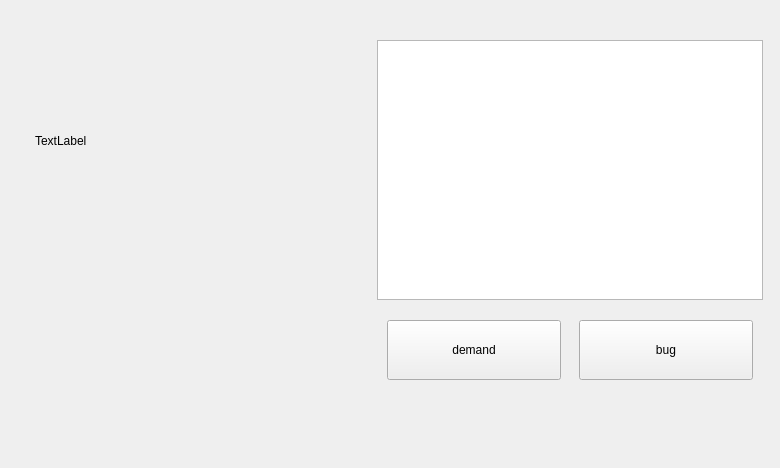
This is zentaopreview.ui in easysoft/zenshot as Qt 5 draws it before an edit. The edited form follows.
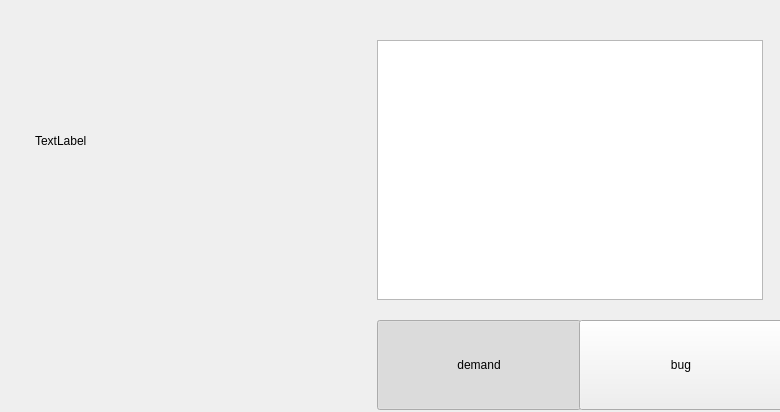
This is the edited form.

What changed in the file:
```diff
--- a/zentaopreview.ui
+++ b/zentaopreview.ui
@@ -7,7 +7,7 @@
     <x>0</x>
     <y>0</y>
     <width>780</width>
-    <height>468</height>
+    <height>412</height>
    </rect>
   </property>
   <property name="windowTitle">
@@ -52,28 +52,37 @@
   <widget class="QPushButton" name="btnDemand">
    <property name="geometry">
     <rect>
-     <x>387</x>
+     <x>377</x>
      <y>320</y>
-     <width>174</width>
-     <height>60</height>
+     <width>204</width>
+     <height>90</height>
     </rect>
    </property>
    <property name="text">
     <string>demand</string>
    </property>
+   <property name="checkable">
+    <bool>true</bool>
+   </property>
+   <property name="checked">
+    <bool>true</bool>
+   </property>
   </widget>
   <widget class="QPushButton" name="btnBug">
    <property name="geometry">
     <rect>
      <x>579</x>
      <y>320</y>
-     <width>174</width>
-     <height>60</height>
+     <width>204</width>
+     <height>90</height>
     </rect>
    </property>
    <property name="text">
     <string>bug</string>
    </property>
+   <property name="checkable">
+    <bool>true</bool>
+   </property>
   </widget>
  </widget>
  <resources/>
```
Left out of the diff: 3 changed lines with no effect on the pictures.
